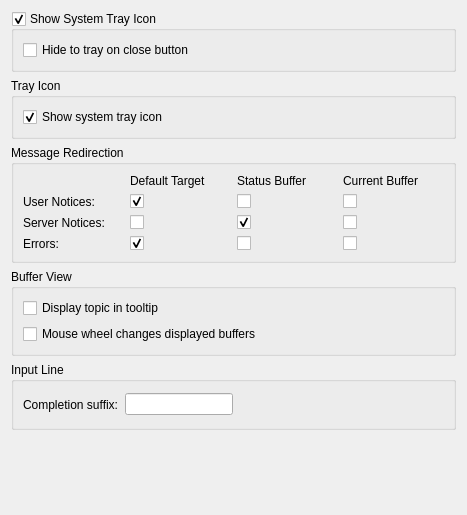
Before: the Qt Designer form src/qtui/settingspages/generalsettingspage.ui in quassel/quassel, drawn with Qt 5.
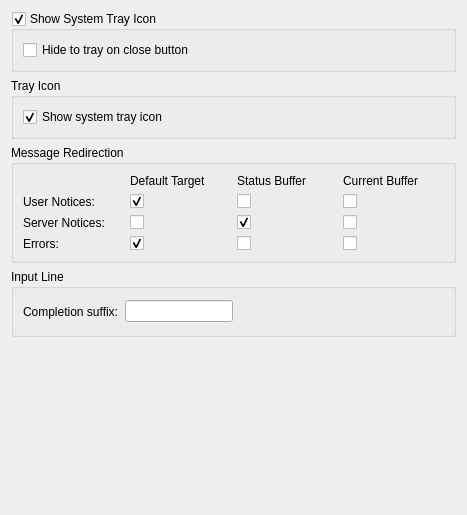
After: the same form once the commit is applied.

Commit message:
Add new ItemView settingspage
This can be used to define custom colors and fonts for the chat list and nick list.
As with the ChatView, only basic things are settable here; more complex stuff requires
a custom stylesheet.

The edit to the form file:
```diff
--- a/src/qtui/settingspages/generalsettingspage.ui
+++ b/src/qtui/settingspages/generalsettingspage.ui
@@ -187,32 +187,6 @@
      </layout>
     </widget>
    </item>
-   <item>
-    <widget class="QGroupBox" name="groupBox_2">
-     <property name="title">
-      <string>Buffer View</string>
-     </property>
-     <layout class="QVBoxLayout">
-      <item>
-       <widget class="QCheckBox" name="displayTopicInTooltip">
-        <property name="text">
-         <string>Display topic in tooltip</string>
-        </property>
-       </widget>
-      </item>
-      <item>
-       <widget class="QCheckBox" name="mouseWheelChangesBuffers">
-        <property name="text">
-         <string>Mouse wheel changes displayed buffers</string>
-        </property>
-        <property name="checked">
-         <bool>false</bool>
-        </property>
-       </widget>
-      </item>
-     </layout>
-    </widget>
-   </item>
    <item>
     <widget class="QGroupBox" name="inputLineGroup">
      <property name="toolTip">
```
The commit also changes 8 other files.
